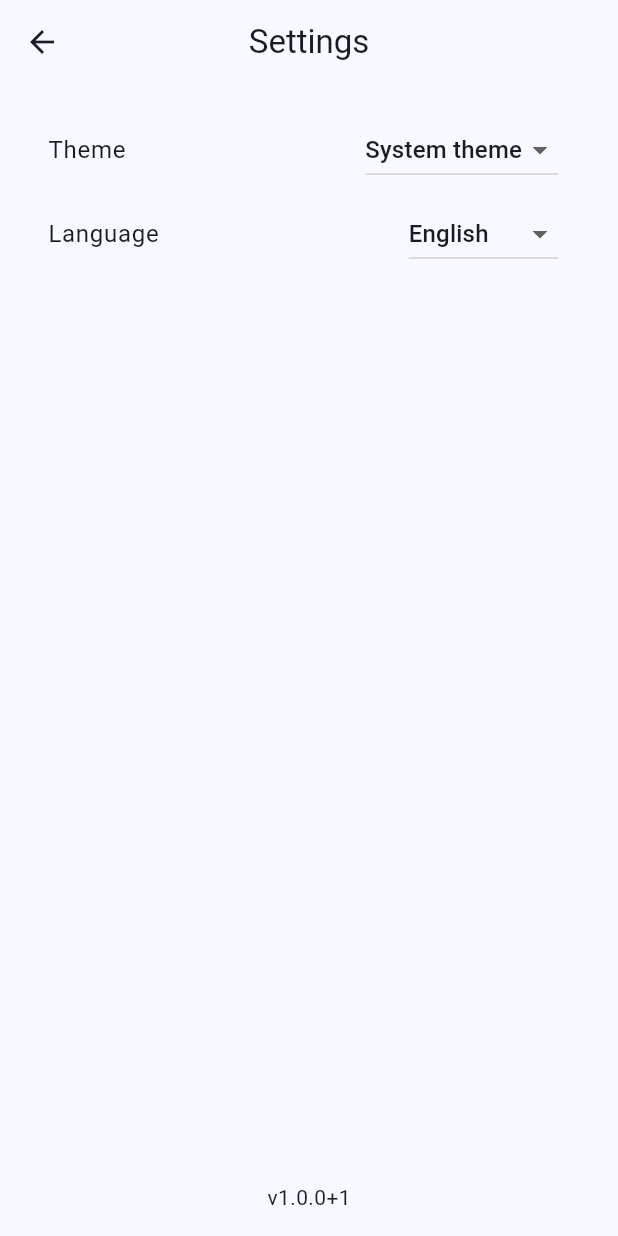
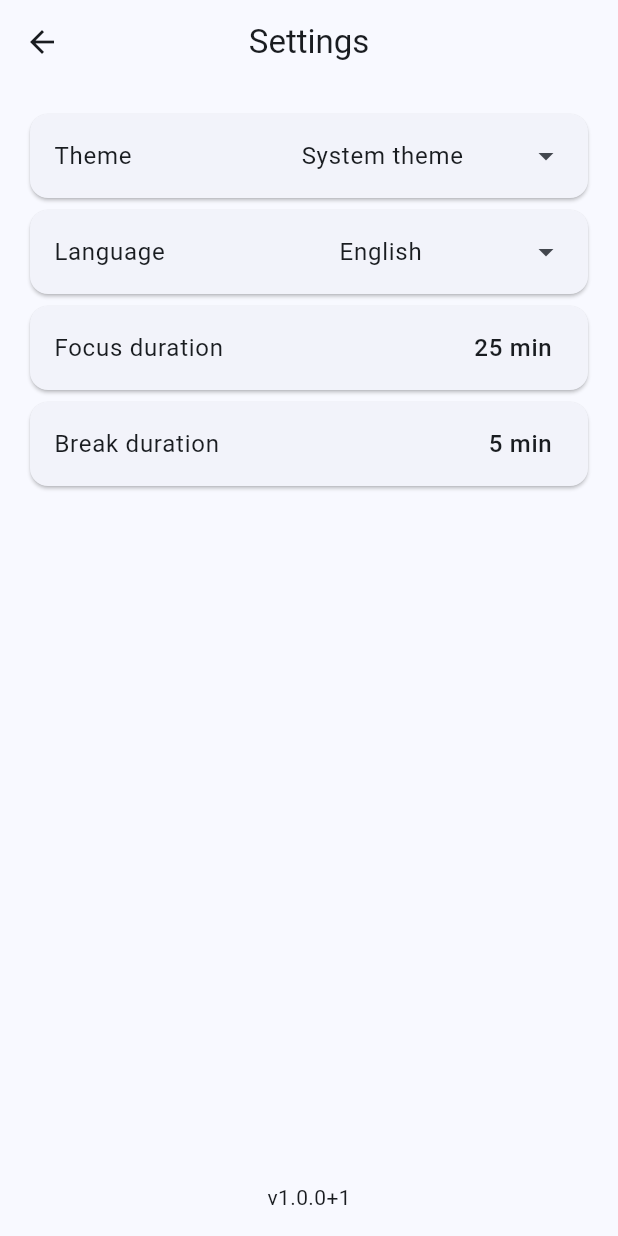
Before and after one commit to victorers1/pomodoro-app-flutter, a Flutter app: the screen it shows after launch, after a tap on the "settings" icon, on a phone screen of 412 x 824 dp. Run offline on Flutter 3.47's test engine with Material 3 defaults, Android fonts, the phone set to English and light mode, and no system bars; drawn by our look-alikes of dynamic_color; our stand-ins replace package_info_plus, shared_preferences; generated files the repository leaves out were written again.

Commit message:
improves settings page ui

```diff
--- a/lib/features/home/home_page.dart
+++ b/lib/features/home/home_page.dart
@@ -1,9 +1,11 @@
 import 'package:flutter/material.dart';
+import 'package:flutter/widgets.dart';
 import 'package:flutter_gen/gen_l10n/app_localizations.dart';
 import 'package:pomodoro/enums/timer_mode_enum.dart';
 import 'package:pomodoro/extensions/string_extensions.dart';
 import 'package:pomodoro/features/home/home_controller.dart';
 import 'package:pomodoro/features/home/settings_icon_widget.dart';
+import 'package:pomodoro/features/settings/widgets/integers_scroll_picker_widget.dart';
 import 'package:pomodoro/features/timer/multicolor_progress_bar_widget.dart';
 import 'package:pomodoro/features/timer/timer_progress_indicator_widget.dart';
 import 'package:pomodoro/theme/sizes.dart';
@@ -93,6 +95,15 @@ class HomePage extends StatelessWidget {
                         const Spacer(),
                       ],
                     ),
+                    const Spacer(),
+                    SizedBox(
+                      height: Sizes.size56,
+                      child: IntegerScrollPickerWidget(
+                        options: [10, 15, 20, 25, 30],
+                        onPicked: (p0) => print('selected: $p0'),
+                      ),
+                    ),
+                    const Spacer(),
                   ],
                 ),
               ),
--- a/lib/features/local_memory/i_local_memory_service.dart
+++ b/lib/features/local_memory/i_local_memory_service.dart
@@ -2,9 +2,14 @@
 abstract class ILocalMemoryService {
   static const String themeModeStoreKey = 'themeMode';
   static const String languageStoreKey = 'language';
+  static const String focusDurationStoreKey = 'focusDuration';
+  static const String breakDurationStoreKey = 'breakDuration';
 
   Future<void> init();
 
   Future<void> storeString(String key, String value);
   Future<String?> loadString(String key);
+
+  Future<void> storeInt(String key, int value);
+  Future<int?> loadInt(String key);
 }
--- a/lib/features/local_memory/shared_preference_service.dart
+++ b/lib/features/local_memory/shared_preference_service.dart
@@ -13,9 +13,17 @@ class SharedPreferenceService extends ILocalMemoryService {
 
   @override
   Future<void> storeString(String key, String value) async {
-    _prefs.setString(key, value);
+    await _prefs.setString(key, value);
   }
 
   @override
   Future<String?> loadString(String key) async => _prefs.getString(key);
+
+  @override
+  Future<void> storeInt(String key, int value) async {
+    await _prefs.setInt(key, value);
+  }
+
+  @override
+  Future<int?> loadInt(String key) async => _prefs.getInt(key);
 }
--- a/lib/features/settings/language_setting_widget.dart
+++ /dev/null
@@ -1,36 +0,0 @@
-import 'package:flutter/material.dart';
-import 'package:flutter_gen/gen_l10n/app_localizations.dart';
-import 'package:pomodoro/enums/language_enum.dart';
-import 'package:pomodoro/extensions/string_extensions.dart';
-
-class AppLanguageSettingWidget extends StatelessWidget {
-  const AppLanguageSettingWidget({
-    super.key,
-    this.language,
-    this.onChanged,
-  });
-
-  final Language? language;
-  final void Function(Language?)? onChanged;
-
-  @override
-  Widget build(BuildContext context) {
-    return ListTile(
-      title: Text(AppLocalizations.of(context)!.language.capitalize),
-      trailing: DropdownButton<Language>(
-        value: language,
-        onChanged: onChanged,
-        items: [
-          DropdownMenuItem(
-            value: Language.en,
-            child: Text(Language.en.label.capitalize),
-          ),
-          DropdownMenuItem(
-            value: Language.pt,
-            child: Text(Language.pt.label.capitalize),
-          ),
-        ],
-      ),
-    );
-  }
-}
--- a/lib/features/settings/settings_page.dart
+++ b/lib/features/settings/settings_page.dart
@@ -3,8 +3,10 @@ import 'package:flutter_gen/gen_l10n/app_localizations.dart';
 import 'package:pomodoro/extensions/string_extensions.dart';
 import 'package:pomodoro/features/build_info/i_build_info_service.dart';
 import 'package:pomodoro/features/build_info/version_info_widget.dart';
-import 'package:pomodoro/features/settings/language_setting_widget.dart';
-import 'package:pomodoro/features/settings/theme_setting_widget.dart';
+import 'package:pomodoro/features/settings/widgets/break_duration_settings_widget.dart';
+import 'package:pomodoro/features/settings/widgets/focus_duration_settings_widget.dart';
+import 'package:pomodoro/features/settings/widgets/language_setting_widget.dart';
+import 'package:pomodoro/features/settings/widgets/theme_setting_widget.dart';
 import 'package:pomodoro/theme/sizes.dart';
 
 import 'settings_controller.dart';
@@ -36,13 +38,29 @@ class SettingsPage extends StatelessWidget {
         padding: const EdgeInsets.all(Sizes.size16),
         child: Column(
           children: [
-            AppThemeSettingWidget(
-              themeMode: controller.themeMode,
-              onChanged: controller.updateThemeMode,
+            Card(
+              child: ThemeSettingWidget(
+                themeMode: controller.themeMode,
+                onSelected: controller.updateThemeMode,
+              ),
             ),
-            AppLanguageSettingWidget(
-              language: controller.language,
-              onChanged: controller.updateLanguage,
+            Card(
+              child: LanguageSettingWidget(
+                language: controller.language,
+                onSelected: controller.updateLanguage,
+              ),
+            ),
+            Card(
+              child: FocusDurationSettingWidget(
+                focusDuration: const Duration(minutes: 25),
+                onChanged: (p0) {},
+              ),
+            ),
+            Card(
+              child: BreakDurationSettingWidget(
+                focusDuration: const Duration(minutes: 5),
+                onChanged: ((p0) {}),
+              ),
             ),
             const Spacer(),
             VersionInfoWidget(buildInfo: buildInfo),
--- a/lib/features/settings/settings_service.dart
+++ b/lib/features/settings/settings_service.dart
@@ -1,11 +1,44 @@
 import 'package:flutter/material.dart';
 import 'package:pomodoro/enums/language_enum.dart';
 import 'package:pomodoro/features/local_memory/i_local_memory_service.dart';
+import 'package:pomodoro/features/timer/timer_service.dart';
 
 class SettingsService {
   final ILocalMemoryService localMemoryService;
 
   SettingsService({required this.localMemoryService});
+
+  Future<Duration> loadFocusDuration() async {
+    final lastSavedFocusDuration = await localMemoryService.loadInt(
+      ILocalMemoryService.focusDurationStoreKey,
+    );
+    return Duration(
+      minutes:
+          lastSavedFocusDuration ?? TimerService.focusDefaultDuration.inMinutes,
+    );
+  }
+
+  Future<void> updateFocusDuration(Duration focusDuration) =>
+      localMemoryService.storeInt(
+        ILocalMemoryService.focusDurationStoreKey,
+        focusDuration.inMinutes,
+      );
+
+  Future<Duration> loadBreakDuration() async {
+    final lastSavedBreakDuration = await localMemoryService.loadInt(
+      ILocalMemoryService.breakDurationStoreKey,
+    );
+    return Duration(
+      minutes:
+          lastSavedBreakDuration ?? TimerService.breakDefaultDuration.inMinutes,
+    );
+  }
+
+  Future<void> updateBreakDuration(Duration breakDuration) =>
+      localMemoryService.storeInt(
+        ILocalMemoryService.breakDurationStoreKey,
+        breakDuration.inMinutes,
+      );
 
   Future<ThemeMode> loadThemeMode() async {
     final lastSavedTheme = await localMemoryService.loadString(
@@ -14,12 +47,11 @@ class SettingsService {
     return ThemeMode.values.byName(lastSavedTheme ?? ThemeMode.system.name);
   }
 
-  Future<void> updateThemeMode(ThemeMode theme) async {
-    await localMemoryService.storeString(
+  Future<void> updateThemeMode(ThemeMode theme) =>
+      localMemoryService.storeString(
         ILocalMemoryService.themeModeStoreKey,
         theme.name,
       );
-  }
 
   Future<Language> loadLanguage() async {
     final lastSavedLanguage = await localMemoryService.loadString(
@@ -28,10 +60,9 @@ class SettingsService {
     return Language.values.byName(lastSavedLanguage ?? Language.en.name);
   }
 
-  Future<void> updateLanguage(Language language) async {
-    await localMemoryService.storeString(
+  Future<void> updateLanguage(Language language) =>
+      localMemoryService.storeString(
         ILocalMemoryService.languageStoreKey,
         language.name,
       );
 }
-}
--- a/lib/features/settings/theme_setting_widget.dart
+++ /dev/null
@@ -1,46 +0,0 @@
-import 'package:flutter/material.dart';
-import 'package:flutter_gen/gen_l10n/app_localizations.dart';
-import 'package:pomodoro/extensions/string_extensions.dart';
-
-class AppThemeSettingWidget extends StatelessWidget {
-  const AppThemeSettingWidget({
-    super.key,
-    this.themeMode,
-    this.onChanged,
-  });
-
-  final ThemeMode? themeMode;
-
-  final void Function(ThemeMode?)? onChanged;
-
-  @override
-  Widget build(BuildContext context) {
-    return ListTile(
-      title: Text(AppLocalizations.of(context)!.theme.capitalize),
-      trailing: DropdownButton<ThemeMode>(
-        value: themeMode,
-        onChanged: onChanged,
-        items: [
-          DropdownMenuItem(
-            value: ThemeMode.system,
-            child: Text(
-              AppLocalizations.of(context)!.systemTheme.capitalize,
-            ),
-          ),
-          DropdownMenuItem(
-            value: ThemeMode.light,
-            child: Text(
-              AppLocalizations.of(context)!.lightTheme.capitalize,
-            ),
-          ),
-          DropdownMenuItem(
-            value: ThemeMode.dark,
-            child: Text(
-              AppLocalizations.of(context)!.darkTheme.capitalize,
-            ),
-          )
-        ],
-      ),
-    );
-  }
-}
--- /dev/null
+++ b/lib/features/settings/widgets/break_duration_settings_widget.dart
@@ -0,0 +1,29 @@
+import 'package:flutter/material.dart';
+import 'package:flutter_gen/gen_l10n/app_localizations.dart';
+import 'package:pomodoro/extensions/string_extensions.dart';
+
+// TODO: add intl
+class BreakDurationSettingWidget extends StatelessWidget {
+  const BreakDurationSettingWidget({
+    super.key,
+    this.onChanged,
+    required this.focusDuration,
+  });
+
+  final Duration focusDuration;
+
+  final void Function(int?)? onChanged;
+
+  @override
+  Widget build(BuildContext context) {
+    return ListTile(
+      title: Text('Break duration'.capitalize),
+      trailing: Text(
+        '${focusDuration.inMinutes} min',
+        style: Theme.of(context).textTheme.bodyLarge?.copyWith(
+              fontWeight: FontWeight.w500,
+            ),
+      ),
+    );
+  }
+}
--- /dev/null
+++ b/lib/features/settings/widgets/focus_duration_settings_widget.dart
@@ -0,0 +1,29 @@
+import 'package:flutter/material.dart';
+import 'package:flutter_gen/gen_l10n/app_localizations.dart';
+import 'package:pomodoro/extensions/string_extensions.dart';
+
+// TODO: add intl
+class FocusDurationSettingWidget extends StatelessWidget {
+  const FocusDurationSettingWidget({
+    super.key,
+    this.onChanged,
+    required this.focusDuration,
+  });
+
+  final Duration focusDuration;
+
+  final void Function(int?)? onChanged;
+
+  @override
+  Widget build(BuildContext context) {
+    return ListTile(
+      title: Text('Focus duration'.capitalize),
+      trailing: Text(
+        '${focusDuration.inMinutes} min',
+        style: Theme.of(context).textTheme.bodyLarge?.copyWith(
+              fontWeight: FontWeight.w500,
+            ),
+      ),
+    );
+  }
+}
--- /dev/null
+++ b/lib/features/settings/widgets/integers_scroll_picker_widget.dart
@@ -0,0 +1,44 @@
+import 'package:flutter/material.dart';
+import 'package:pomodoro/theme/sizes.dart';
+
+class IntegerScrollPickerWidget extends StatelessWidget {
+  const IntegerScrollPickerWidget({
+    super.key,
+    required this.options,
+    required this.onPicked,
+  });
+
+  final List<int> options;
+
+  final void Function(int) onPicked;
+
+  @override
+  Widget build(BuildContext context) {
+    return ListView.separated(
+      scrollDirection: Axis.horizontal,
+      padding: EdgeInsets.zero,
+      itemCount: options.length,
+      physics: const BouncingScrollPhysics(),
+      separatorBuilder: (context, index) => const SizedBox(width: Sizes.size8),
+      itemBuilder: (context, index) {
+        return AspectRatio(
+          aspectRatio: 1,
+          key: Key('IntegerScrollPickerWidget_$index'),
+          child: Card(
+            clipBehavior: Clip.hardEdge,
+            shape: const CircleBorder(),
+            child: InkWell(
+              onTap: () => onPicked(options[index]),
+              child: Center(
+                child: Text(
+                  options[index].toString(),
+                  style: Theme.of(context).textTheme.headlineMedium,
+                ),
+              ),
+            ),
+          ),
+        );
+      },
+    );
+  }
+}
--- /dev/null
+++ b/lib/features/settings/widgets/language_setting_widget.dart
@@ -0,0 +1,43 @@
+import 'package:flutter/material.dart';
+import 'package:flutter_gen/gen_l10n/app_localizations.dart';
+import 'package:pomodoro/enums/language_enum.dart';
+import 'package:pomodoro/extensions/string_extensions.dart';
+import 'package:pomodoro/theme/sizes.dart';
+
+class LanguageSettingWidget extends StatelessWidget {
+  const LanguageSettingWidget({
+    super.key,
+    this.language,
+    this.onSelected,
+  });
+
+  final Language? language;
+  final void Function(Language?)? onSelected;
+
+  @override
+  Widget build(BuildContext context) {
+    return ListTile(
+      contentPadding: const EdgeInsets.only(left: Sizes.size16),
+      title: Text(AppLocalizations.of(context)!.language.capitalize),
+      trailing: DropdownMenu<Language>(
+        initialSelection: language,
+        onSelected: onSelected,
+        enableFilter: false,
+        requestFocusOnTap: false,
+        inputDecorationTheme: const InputDecorationTheme(
+          border: InputBorder.none,
+        ),
+        dropdownMenuEntries: [
+          DropdownMenuEntry(
+            value: Language.en,
+            label: Language.en.label.capitalize,
+          ),
+          DropdownMenuEntry(
+            value: Language.pt,
+            label: Language.pt.label.capitalize,
+          ),
+        ],
+      ),
+    );
+  }
+}
--- /dev/null
+++ b/lib/features/settings/widgets/theme_setting_widget.dart
@@ -0,0 +1,47 @@
+import 'package:flutter/material.dart';
+import 'package:flutter_gen/gen_l10n/app_localizations.dart';
+import 'package:pomodoro/extensions/string_extensions.dart';
+import 'package:pomodoro/theme/sizes.dart';
+
+class ThemeSettingWidget extends StatelessWidget {
+  const ThemeSettingWidget({
+    super.key,
+    this.themeMode,
+    this.onSelected,
+  });
+
+  final ThemeMode? themeMode;
+
+  final void Function(ThemeMode?)? onSelected;
+
+  @override
+  Widget build(BuildContext context) {
+    return ListTile(
+      title: Text(AppLocalizations.of(context)!.theme.capitalize),
+      contentPadding: const EdgeInsets.only(left: Sizes.size16),
+      trailing: DropdownMenu<ThemeMode>(
+        initialSelection: themeMode,
+        onSelected: onSelected,
+        enableFilter: false,
+        requestFocusOnTap: false,
+        inputDecorationTheme: const InputDecorationTheme(
+          border: InputBorder.none,
+        ),
+        dropdownMenuEntries: [
+          DropdownMenuEntry(
+            value: ThemeMode.system,
+            label: AppLocalizations.of(context)!.systemTheme.capitalize,
+          ),
+          DropdownMenuEntry(
+            value: ThemeMode.light,
+            label: AppLocalizations.of(context)!.lightTheme.capitalize,
+          ),
+          DropdownMenuEntry(
+            value: ThemeMode.dark,
+            label: AppLocalizations.of(context)!.darkTheme.capitalize,
+          )
+        ],
+      ),
+    );
+  }
+}
--- a/lib/features/timer/timer_service.dart
+++ b/lib/features/timer/timer_service.dart
@@ -4,6 +4,9 @@ import 'package:flutter/services.dart';
 import 'package:pomodoro/features/timer/time_entity.dart';
 
 class TimerService {
+  static const focusDefaultDuration = Duration(minutes: 25);
+  static const breakDefaultDuration = Duration(minutes: 5);
+
   double _remainingSeconds = double.infinity;
   double _totalSeconds = double.infinity;
 
--- a/lib/theme/sizes.dart
+++ b/lib/theme/sizes.dart
@@ -10,4 +10,6 @@ class Sizes {
   static const double size32 = 32.0;
   static const double size40 = 40.0;
   static const double size48 = 48.0;
+  static const double size56 = 56.0;
+  static const double size64 = 64.0;
 }
```
Lines whose indentation alone changed are shown as unchanged.
